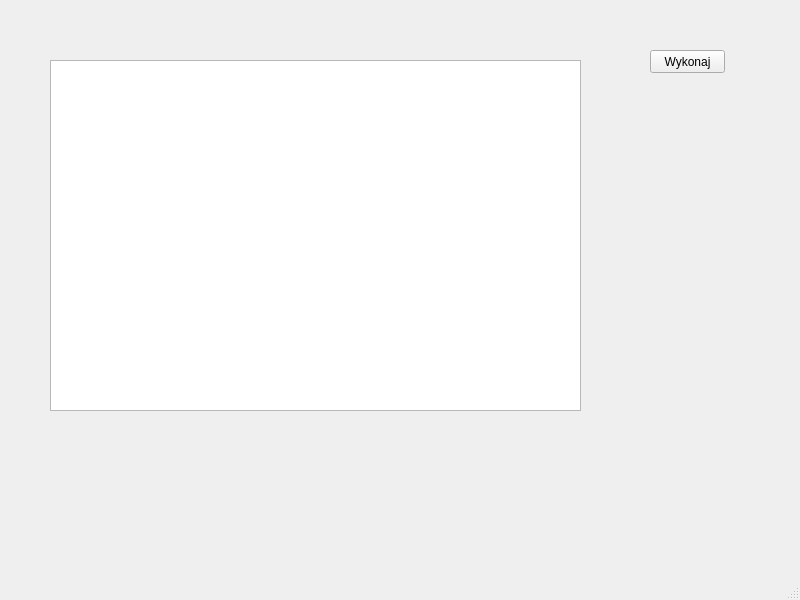
Old version of the form nienazwany/mainwindow.ui in the repository mbobas/QT_Cpp_SQLITE.
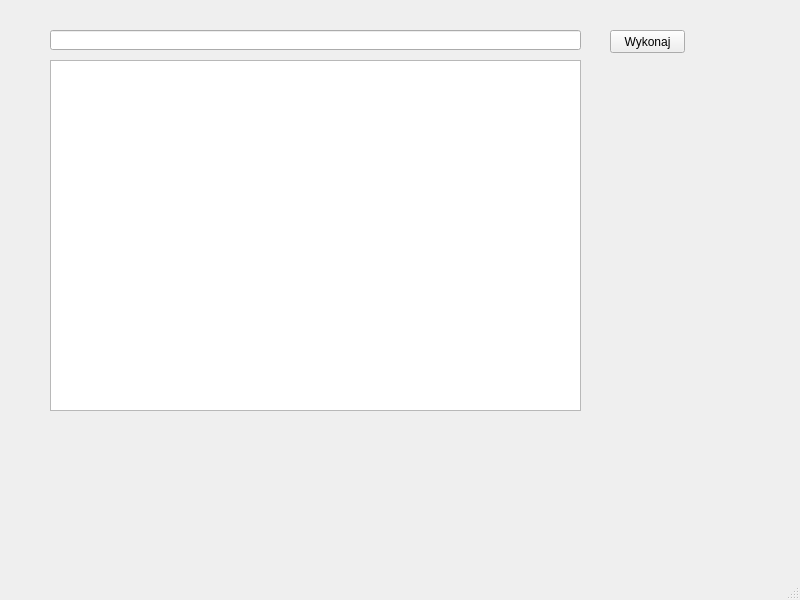
New version of the form.

The edit to the form file:
```diff
--- a/nienazwany/mainwindow.ui
+++ b/nienazwany/mainwindow.ui
@@ -17,8 +17,8 @@
    <widget class="QPushButton" name="pushButton">
     <property name="geometry">
      <rect>
-      <x>650</x>
-      <y>50</y>
+      <x>610</x>
+      <y>30</y>
       <width>75</width>
       <height>23</height>
      </rect>
@@ -37,6 +37,16 @@
      </rect>
     </property>
    </widget>
+   <widget class="QLineEdit" name="lineEdit">
+    <property name="geometry">
+     <rect>
+      <x>50</x>
+      <y>30</y>
+      <width>531</width>
+      <height>20</height>
+     </rect>
+    </property>
+   </widget>
   </widget>
   <widget class="QMenuBar" name="menubar">
    <property name="geometry">
```
